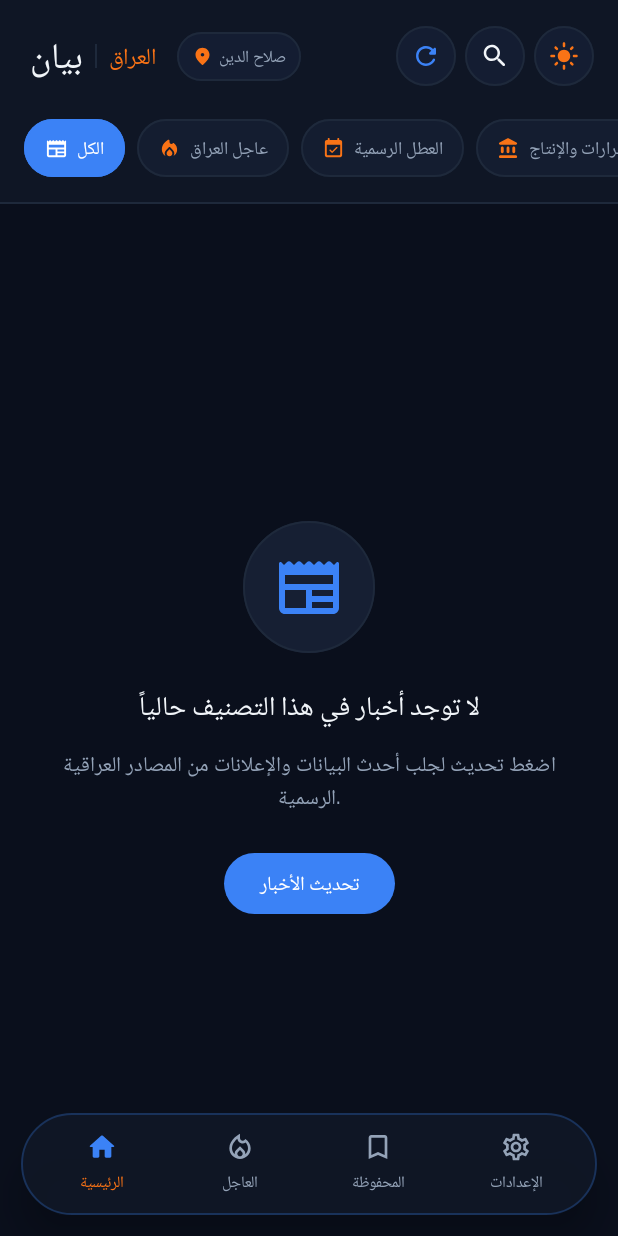
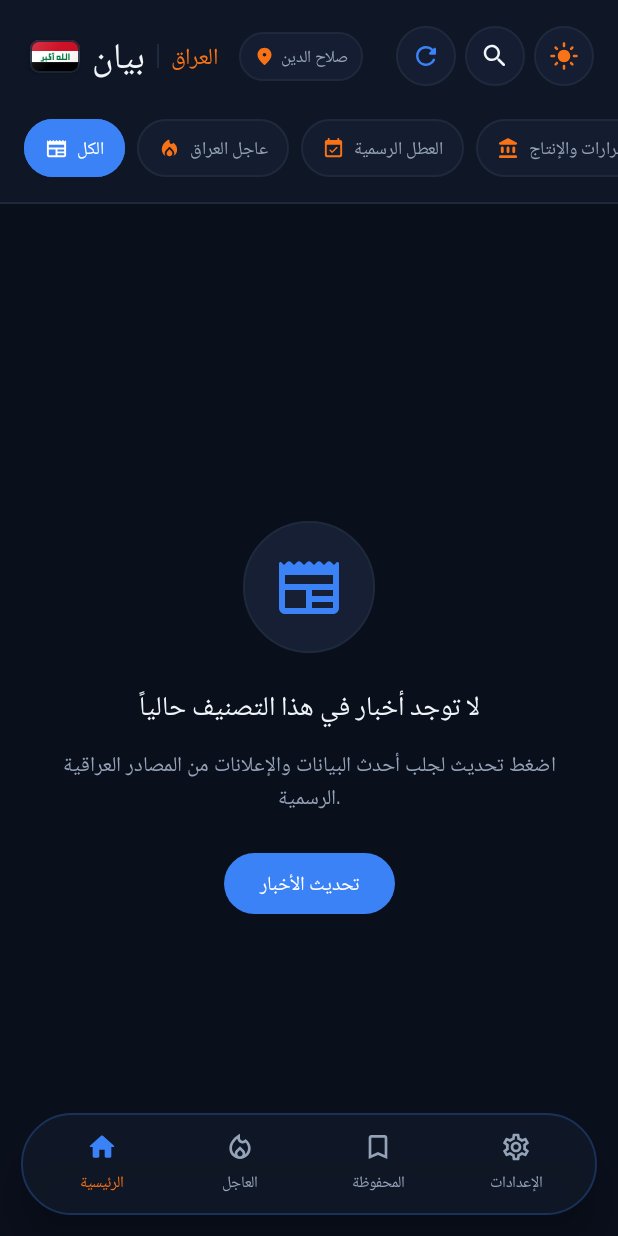
Before and after one commit to alangamer201039-a11y/Bayan, an Android app built with Jetpack Compose: the composable BayanApp shown on its own in the app's theme, on a phone screen of 412 x 824 dp. Run offline under Robolectric (Android 15) with nearby library versions, the phone set to English and light mode, and no system bars.

Commit message:
feat: add Iraq flag badge to UI components
- Create `IraqFlagBadge` component and vector drawable
- Display flag in `BayanTopHeader` and `WeatherWidget`
- Add localized content descriptions
- Update UI tests to verify flag presence

```diff
--- a/app/src/main/java/com/example/ui/components/BayanTopHeader.kt
+++ b/app/src/main/java/com/example/ui/components/BayanTopHeader.kt
@@ -143,6 +143,12 @@ fun BayanTopHeader(
                             .padding(horizontal = 4.dp, vertical = 4.dp)
                             .testTag("brand_logo")
                     ) {
+                        IraqFlagBadge(
+                            width = 33.dp,
+                            height = 22.dp,
+                            cornerRadius = 6.dp,
+                            modifier = Modifier.testTag("header_iraq_flag")
+                        )
                         Text(
                             text = bayanString(R.string.brand_title),
                             style = MaterialTheme.typography.displaySmall.copy(fontSize = 24.sp),
--- /dev/null
+++ b/app/src/main/java/com/example/ui/components/IraqFlagBadge.kt
@@ -0,0 +1,64 @@
+package com.example.ui.components
+
+import androidx.compose.foundation.BorderStroke
+import androidx.compose.foundation.Image
+import androidx.compose.foundation.background
+import androidx.compose.foundation.layout.Box
+import androidx.compose.foundation.layout.fillMaxSize
+import androidx.compose.foundation.layout.height
+import androidx.compose.foundation.layout.width
+import androidx.compose.foundation.shape.RoundedCornerShape
+import androidx.compose.material3.Surface
+import androidx.compose.runtime.Composable
+import androidx.compose.ui.Modifier
+import androidx.compose.ui.graphics.Brush
+import androidx.compose.ui.graphics.Color
+import androidx.compose.ui.layout.ContentScale
+import androidx.compose.ui.res.painterResource
+import androidx.compose.ui.unit.Dp
+import androidx.compose.ui.unit.dp
+import com.example.R
+import com.example.ui.bayanString
+import com.example.ui.theme.LocalBayanColors
+
+@Composable
+fun IraqFlagBadge(
+    modifier: Modifier = Modifier,
+    width: Dp = 34.dp,
+    height: Dp = 23.dp,
+    cornerRadius: Dp = 6.dp
+) {
+    val bayanColors = LocalBayanColors.current
+    Surface(
+        shape = RoundedCornerShape(cornerRadius),
+        color = Color.Transparent,
+        border = BorderStroke(1.dp, bayanColors.glassBorder.copy(alpha = 0.9f)),
+        shadowElevation = 3.dp,
+        modifier = modifier
+            .width(width)
+            .height(height)
+    ) {
+        Box(modifier = Modifier.fillMaxSize()) {
+            Image(
+                painter = painterResource(id = R.drawable.ic_iraq_flag),
+                contentDescription = bayanString(R.string.cd_iraq_flag),
+                contentScale = ContentScale.Crop,
+                modifier = Modifier.fillMaxSize()
+            )
+            // Subtle diagonal satin highlight for a polished glass-crest finish
+            Box(
+                modifier = Modifier
+                    .fillMaxSize()
+                    .background(
+                        Brush.linearGradient(
+                            colors = listOf(
+                                Color.White.copy(alpha = 0.16f),
+                                Color.Transparent,
+                                Color.Black.copy(alpha = 0.08f)
+                            )
+                        )
+                    )
+            )
+        }
+    }
+}
--- /dev/null
+++ b/app/src/main/res/drawable/ic_iraq_flag.xml
@@ -0,0 +1,47 @@
+<vector xmlns:android="http://schemas.android.com/apk/res/android"
+    android:width="90dp"
+    android:height="60dp"
+    android:viewportWidth="900"
+    android:viewportHeight="600">
+    <!-- Top Red Stripe -->
+    <path
+        android:fillColor="#CE1126"
+        android:pathData="M0,0h900v200h-900z" />
+    <!-- Middle White Stripe -->
+    <path
+        android:fillColor="#FFFFFF"
+        android:pathData="M0,200h900v200h-900z" />
+    <!-- Bottom Black Stripe -->
+    <path
+        android:fillColor="#000000"
+        android:pathData="M0,400h900v200h-900z" />
+
+    <!-- Kufic "الله" (Right Word) -->
+    <!-- Alif -->
+    <path
+        android:fillColor="#007A3D"
+        android:pathData="M690,244h22v116h-22z" />
+    <!-- Lam + Lam + Baseline + Ha loop -->
+    <path
+        android:fillColor="#007A3D"
+        android:fillType="evenOdd"
+        android:pathData="M646,244h22v116h-188v-78h68v56h30v-94h22v94h46z M500,304v34h28v-34z" />
+
+    <!-- Kufic "أكبر" (Left Word) -->
+    <!-- Hamza above Alif -->
+    <path
+        android:fillColor="#007A3D"
+        android:pathData="M398,230h38v13h-24v6h24v10h-38z" />
+    <!-- Alif -->
+    <path
+        android:fillColor="#007A3D"
+        android:pathData="M408,268h22v92h-22z" />
+    <!-- Stepped Kufic Kaf + shared baseline + Ba + Ra -->
+    <path
+        android:fillColor="#007A3D"
+        android:pathData="M338,244h46v20h-26v30h26v66h-136v28h-56v-22h34v-66h22v38h32v-42h22v42h52v-24h-16z" />
+    <!-- Dot below Ba -->
+    <path
+        android:fillColor="#007A3D"
+        android:pathData="M280,370h22v18h-22z" />
+</vector>
--- a/app/src/main/res/values/strings.xml
+++ b/app/src/main/res/values/strings.xml
@@ -91,4 +91,5 @@
     <string name="cd_weather_locate">تحديد الموقع للطقس</string>
     <string name="reader_loading_full_article">جاري جلب نص الخبر كاملاً من المصدر...</string>
     <string name="reader_source_footer">لقراءة النسخة الأصلية على موقع المصدر الرسمي:</string>
+    <string name="cd_iraq_flag">علم جمهورية العراق</string>
 </resources>
```
Also changed, not shown: app/src/main/java/com/example/ui/components/WeatherWidget.kt (+17 -6 lines), 2 other files.
